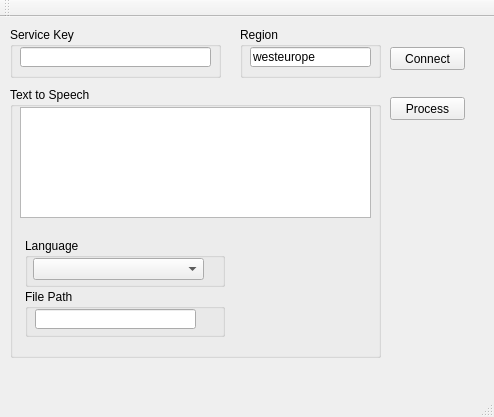
This is AzureSpeech/mainwindow.ui in sasmaster/Azure-Text-to-Speech-GUI as Qt 5 draws it before an edit. The edited form follows.
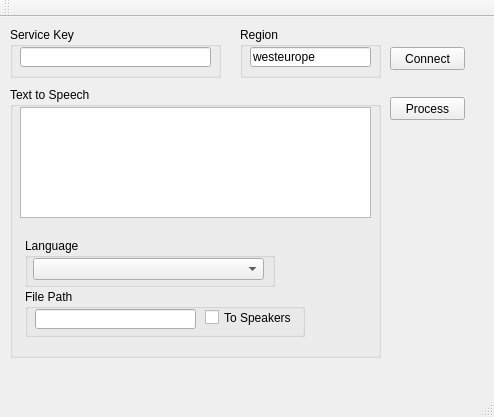
This is the edited form.

Commit message: added option to output to speakers instead of file

Diff of the .ui file:
```diff
--- a/AzureSpeech/mainwindow.ui
+++ b/AzureSpeech/mainwindow.ui
@@ -121,7 +121,7 @@
        <widget class="QGroupBox" name="groupBox_5">
         <property name="maximumSize">
          <size>
-          <width>200</width>
+          <width>250</width>
           <height>50</height>
          </size>
         </property>
@@ -133,7 +133,7 @@
           <rect>
            <x>8</x>
            <y>20</y>
-           <width>171</width>
+           <width>231</width>
            <height>22</height>
           </rect>
          </property>
@@ -144,7 +144,7 @@
        <widget class="QGroupBox" name="groupBox_4">
         <property name="maximumSize">
          <size>
-          <width>200</width>
+          <width>280</width>
           <height>50</height>
          </size>
         </property>
@@ -161,6 +161,19 @@
           </rect>
          </property>
         </widget>
+        <widget class="QCheckBox" name="toSpeakersCheckBox">
+         <property name="geometry">
+          <rect>
+           <x>180</x>
+           <y>20</y>
+           <width>91</width>
+           <height>17</height>
+          </rect>
+         </property>
+         <property name="text">
+          <string>To Speakers</string>
+         </property>
+        </widget>
        </widget>
       </item>
      </layout>
```
Left out of the diff: 2 changed lines with no effect on the pictures. The commit also changes 1 other file.
